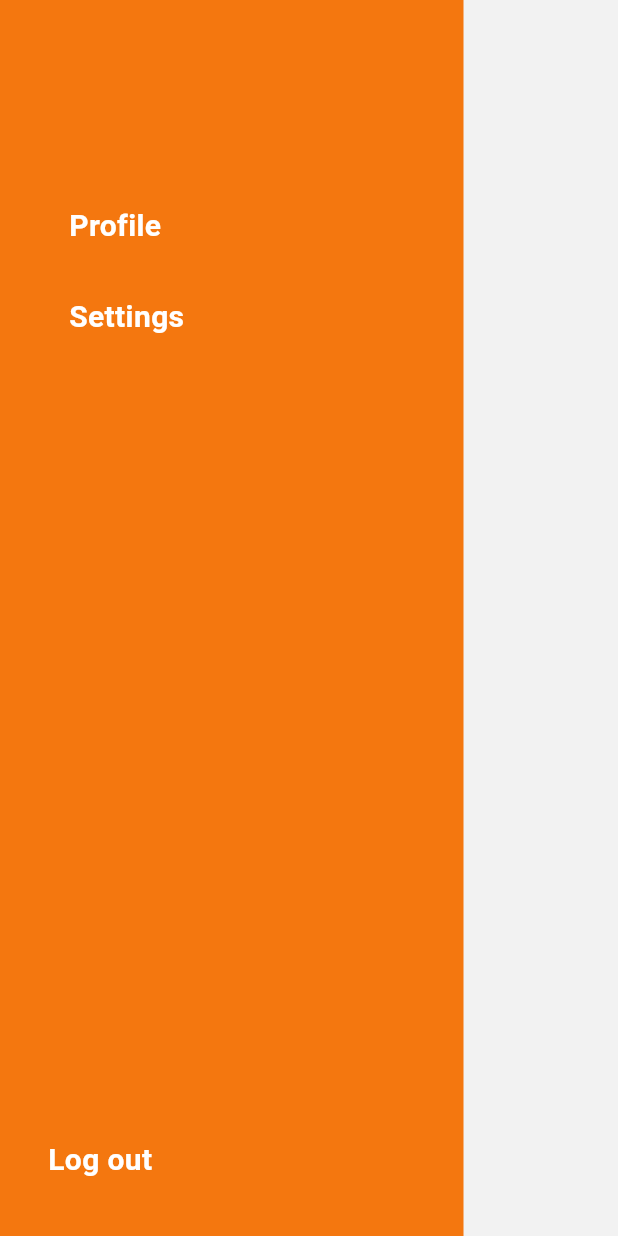
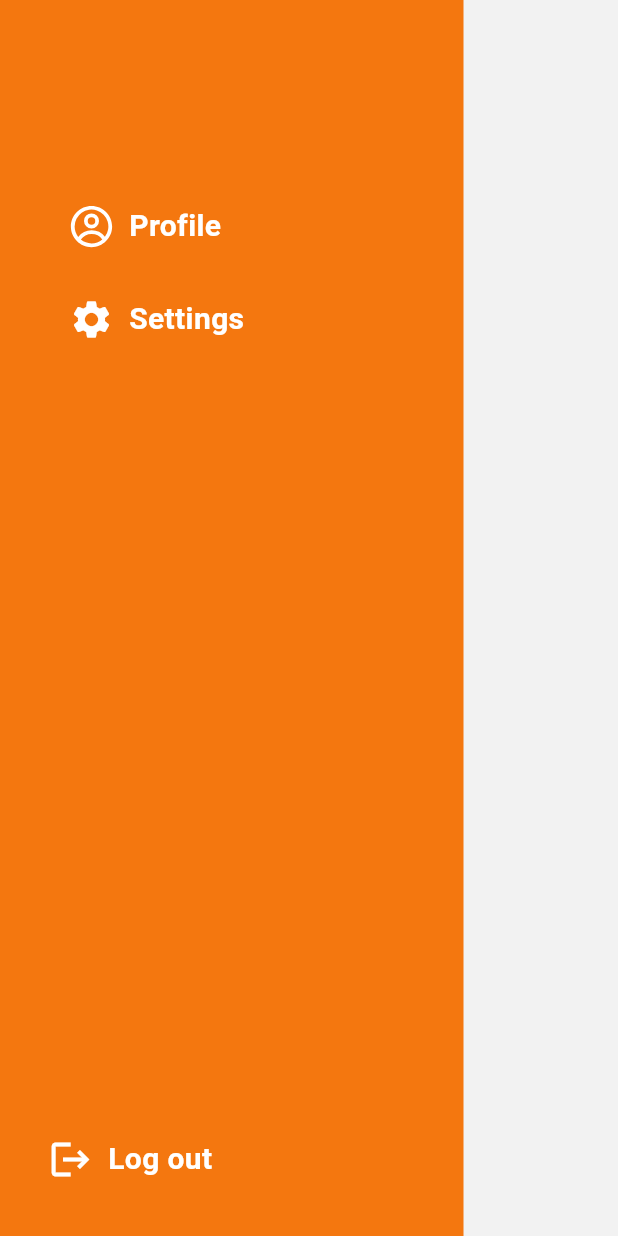
Before and after one commit to sanket92011/chat_app, a Flutter app: the SideDrawer widget shown alone on an empty page, opened directly, after a tap on "Profile", on a phone screen of 412 x 824 dp. Run offline on Flutter 3.47's test engine with Material 3 defaults, Android fonts, the phone set to English and light mode, and no system bars; our stand-ins replace firebase_auth, firebase_core, flutter_advanced_drawer, flutter_svg, shared_preferences; missing offline and left inert: firebase_cloud_firestore; accounts and stored records are empty; network calls fail.

Commit message:
Completed profile screen and drawer

```diff
--- a/lib/main.dart
+++ b/lib/main.dart
@@ -65,7 +65,7 @@ class _MyAppState extends State<MyApp> {
   @override
   Widget build(BuildContext context) {
     return MaterialApp(
-      home: _isSignedIn ? const HomePage() : const LoginPage(),
+      home: _isSignedIn ? HomePage() : const LoginPage(),
       debugShowCheckedModeBanner: false,
       title: 'Flutter Demo',
       theme: ThemeData(
--- a/lib/pages/auth/login_page.dart
+++ b/lib/pages/auth/login_page.dart
@@ -124,12 +124,11 @@ class _LoginPageState extends State<LoginPage> {
                 .getUserName(emailController.text.trim());
         HelperFunction.isUserLoggedIn(true);
         HelperFunction.saveUserEmail(emailController.text.trim());
-        HelperFunction.saveUserName(passwordController.text.trim());
-        HelperFunction.saveUserEmail(snapshot.docs[0]['name']);
+        HelperFunction.saveUserName(snapshot.docs[0]['name']);
         Navigator.pushReplacement(
             context,
             MaterialPageRoute(
-              builder: (context) => const HomePage(),
+              builder: (context) => HomePage(),
             ));
       } else {
         setState(() {
--- a/lib/pages/drawer.dart
+++ b/lib/pages/drawer.dart
@@ -1,3 +1,10 @@
+import 'package:chatapp/helper/helper_function.dart';
+import 'package:chatapp/pages/auth/login_page.dart';
+import 'package:chatapp/pages/home_page.dart';
+import 'package:chatapp/pages/profile_page.dart';
+import 'package:chatapp/service/auth_services.dart';
+import 'package:chatapp/service/database_service.dart';
+import 'package:chatapp/widgets/drawer_item.dart';
 import 'package:flutter/material.dart';
 
 class SideDrawer extends StatelessWidget {
@@ -7,7 +14,7 @@ class SideDrawer extends StatelessWidget {
   Widget build(BuildContext context) {
     return Container(
       width: MediaQuery.of(context).size.width * 0.75,
-      decoration: BoxDecoration(
+      decoration: const BoxDecoration(
         color: Color(0XFFF4770F),
       ),
       child: Stack(
@@ -21,10 +28,20 @@ class SideDrawer extends StatelessWidget {
                 children: [
                   const SizedBox(height: 60),
                   DrawerItem(
+                    useSvg: true,
+                    icon: "assets/images/profile.svg",
                     title: 'Profile',
-                    onTap: () {},
+                    onTap: () {
+                      Navigator.push(
+                          context,
+                          MaterialPageRoute(
+                            builder: (context) => const ProfilePage(),
+                          ));
+                    },
                   ),
                   DrawerItem(
+                    useSvg: false,
+                    iconData: Icons.settings,
                     title: 'Settings',
                     onTap: () {
                       Navigator.of(context).pushNamed('/OrderHistoryPage');
@@ -41,9 +58,17 @@ class SideDrawer extends StatelessWidget {
               child: Row(
                 children: [
                   DrawerItem(
+                    useSvg: false,
+                    iconData: Icons.logout,
                     title: 'Log out',
                     onTap: () {
-                      Navigator.of(context).pushNamed('/OrderHistoryPage');
+                      AuthServices().signOutUser();
+                      HelperFunction.isUserLoggedIn(false);
+                      Navigator.pushReplacement(
+                          context,
+                          MaterialPageRoute(
+                            builder: (context) => const LoginPage(),
+                          ));
                     },
                   ),
                 ],
@@ -53,37 +78,5 @@ class SideDrawer extends StatelessWidget {
         ],
       ),
     );
-    ;
   }
 }
-
-class DrawerItem extends StatelessWidget {
-  final String title;
-  final VoidCallback onTap;
-
-  const DrawerItem({
-    Key? key,
-    required this.title,
-    required this.onTap,
-  }) : super(key: key);
-
-  @override
-  Widget build(BuildContext context) {
-    return Padding(
-      padding: const EdgeInsets.symmetric(vertical: 16.0),
-      child: GestureDetector(
-        onTap: onTap,
-        child: Row(
-          children: [
-            const SizedBox(width: 16),
-            Text(title,
-                style: TextStyle(
-                    fontSize: 20,
-                    fontWeight: FontWeight.bold,
-                    color: Colors.white)),
-          ],
-        ),
-      ),
-    );
-  }
-}
--- /dev/null
+++ b/lib/widgets/drawer_item.dart
@@ -0,0 +1,53 @@
+import 'package:flutter/material.dart';
+import 'package:flutter_svg/flutter_svg.dart';
+
+class DrawerItem extends StatelessWidget {
+  final String title;
+  final VoidCallback onTap;
+  final String? icon;
+  final IconData? iconData;
+  final bool useSvg;
+
+  const DrawerItem({
+    super.key,
+    required this.title,
+    required this.onTap,
+    this.icon,
+    this.iconData,
+    required this.useSvg,
+  });
+
+  @override
+  Widget build(BuildContext context) {
+    return Padding(
+      padding: const EdgeInsets.symmetric(vertical: 16.0),
+      child: GestureDetector(
+        onTap: onTap,
+        child: Row(
+          children: [
+            const SizedBox(width: 16),
+            useSvg
+                ? SvgPicture.asset(
+                    icon!,
+                    height: 30,
+                    width: 30,
+                  )
+                : Icon(
+                    iconData,
+                    size: 30,
+                    color: Colors.white,
+                  ),
+            const SizedBox(
+              width: 10,
+            ),
+            Text(title,
+                style: const TextStyle(
+                    fontSize: 20,
+                    fontWeight: FontWeight.bold,
+                    color: Colors.white)),
+          ],
+        ),
+      ),
+    );
+  }
+}
--- a/pubspec.yaml
+++ b/pubspec.yaml
@@ -40,6 +40,7 @@ dependencies:
   firebase_auth: ^5.3.4
   firebase_cloud_firestore:
   flutter_advanced_drawer: ^1.3.7
+  flutter_svg: ^2.0.16
 
 dev_dependencies:
   flutter_test:
```
Also changed, not shown: lib/helper/helper_function.dart (+10 -0 lines), lib/pages/home_page.dart (+29 -9 lines), lib/pages/profile_page.dart (added, +97 -0 lines), lib/pages/search_page.dart (added, +18 -0 lines), assets/images/profile.svg (added), pubspec.lock.
